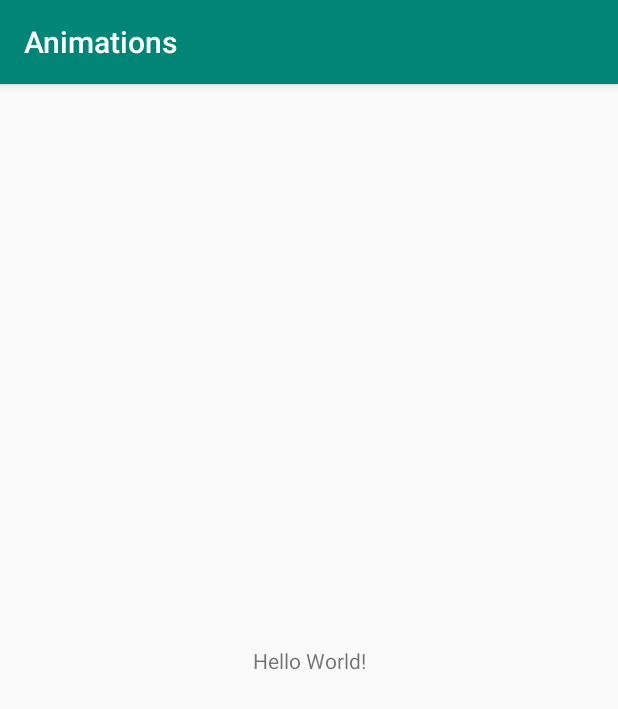
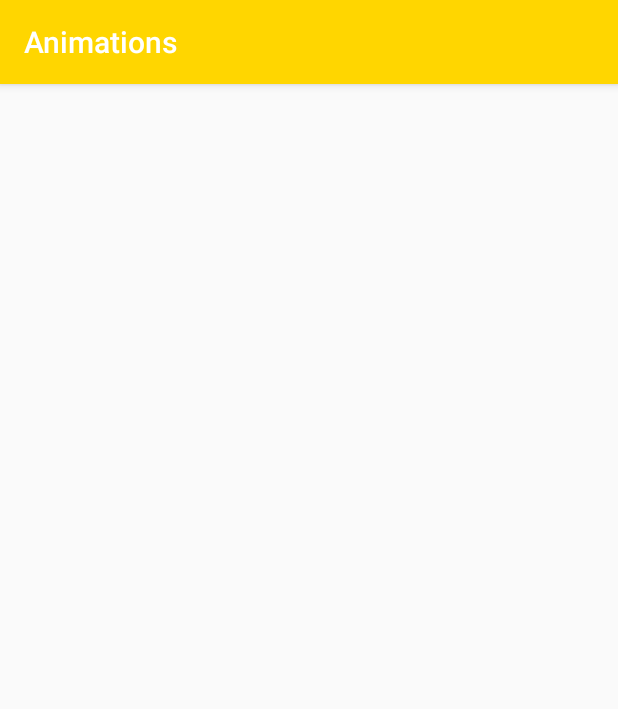
Before and after one commit to DebdutBiswas/AndroidTrainning, an Android app: the screen it shows after launch (MainActivity), on a phone screen of 412 x 824 dp. Shown: the top 709 px of the screen. Run offline under Robolectric (Android 15) with nearby library versions, the phone set to English and light mode, and no system bars.

Commit message:
Sep7 Animations Project Creation

```diff
--- a/Animations/app/src/main/res/layout/activity_main.xml
+++ b/Animations/app/src/main/res/layout/activity_main.xml
@@ -4,15 +4,4 @@
     xmlns:tools="http://schemas.android.com/tools"
     android:layout_width="match_parent"
     android:layout_height="match_parent"
-    tools:context=".MainActivity">
-
-    <TextView
-        android:layout_width="wrap_content"
-        android:layout_height="wrap_content"
-        android:text="Hello World!"
-        app:layout_constraintBottom_toBottomOf="parent"
-        app:layout_constraintLeft_toLeftOf="parent"
-        app:layout_constraintRight_toRightOf="parent"
-        app:layout_constraintTop_toTopOf="parent" />
-
-</android.support.constraint.ConstraintLayout>
+    tools:context=".MainActivity"/>
--- a/Animations/app/src/main/res/values/colors.xml
+++ b/Animations/app/src/main/res/values/colors.xml
@@ -1,6 +1,6 @@
 <?xml version="1.0" encoding="utf-8"?>
 <resources>
-    <color name="colorPrimary">#008577</color>
-    <color name="colorPrimaryDark">#00574B</color>
-    <color name="colorAccent">#D81B60</color>
+    <color name="colorPrimary">#FFD600</color>
+    <color name="colorPrimaryDark">#FFAB00</color>
+    <color name="colorAccent">#FF9100</color>
 </resources>
```
